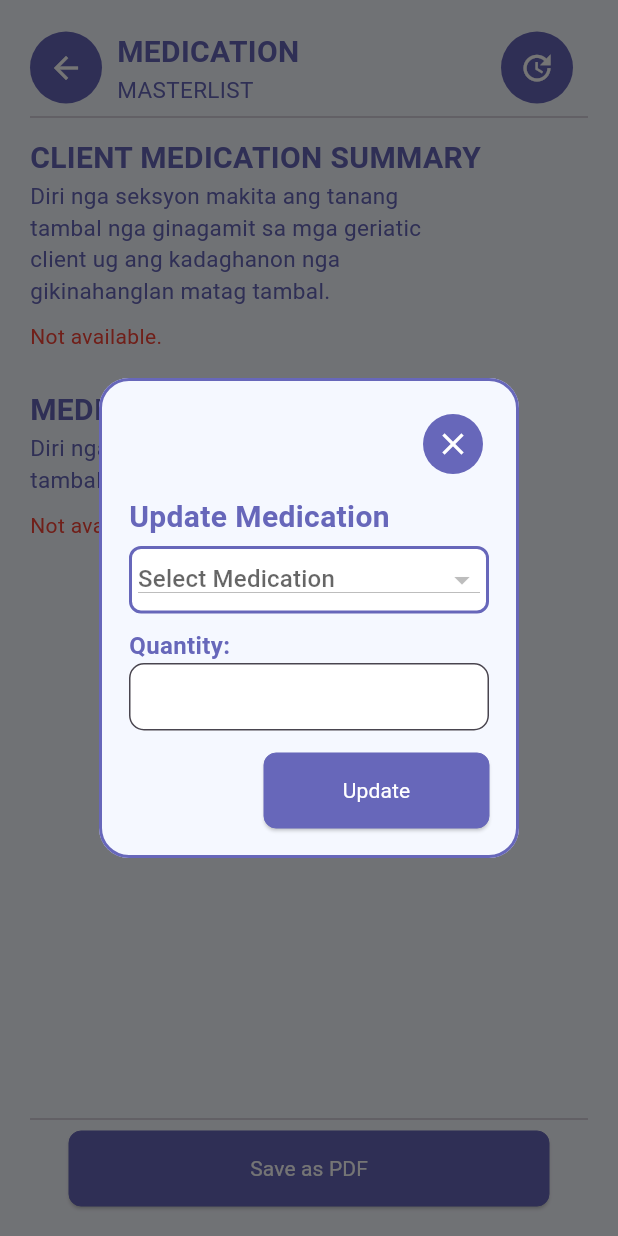
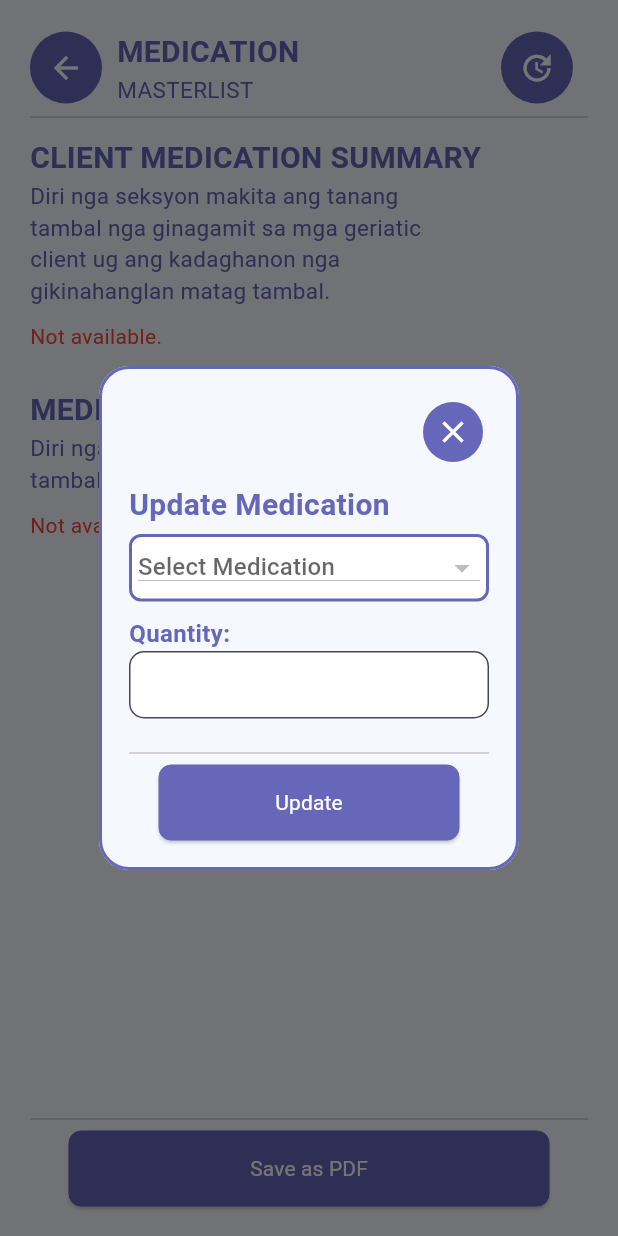
Before and after one commit to Orekidesu/Mobile-Health-App-Tambag, a Flutter app: the Masterlist screen opened directly, after a tap on the "update" icon, on a phone screen of 412 x 824 dp. Run offline on Flutter 3.47's test engine with Material 3 defaults, Android fonts, the phone set to English and light mode, and no system bars; our stand-ins replace cloud_firestore, firebase_auth, firebase_core, flutter_slidable, fluttertoast, font_awesome_flutter and 2 more; accounts and stored records are empty; Roboto replaces fonts that are missing (Arial).

Commit message:
Update Aesthetic Update

```diff
--- a/lib/Custom_Widgets/Add_Medication_Dialog.dart
+++ b/lib/Custom_Widgets/Add_Medication_Dialog.dart
@@ -266,10 +266,12 @@ class _AddMedicationState extends State<AddMedication> {
         const SizedBox(
           height: 15,
         ),
+        const Divider(),
         Row(
-          mainAxisAlignment: MainAxisAlignment.end,
+          mainAxisAlignment: MainAxisAlignment.center,
           children: [
             CustomActionButton(
+              custom_width: 200,
               onPressed: () {
                 if (_validateInput()) {
                   // if (newMedication) {
```
